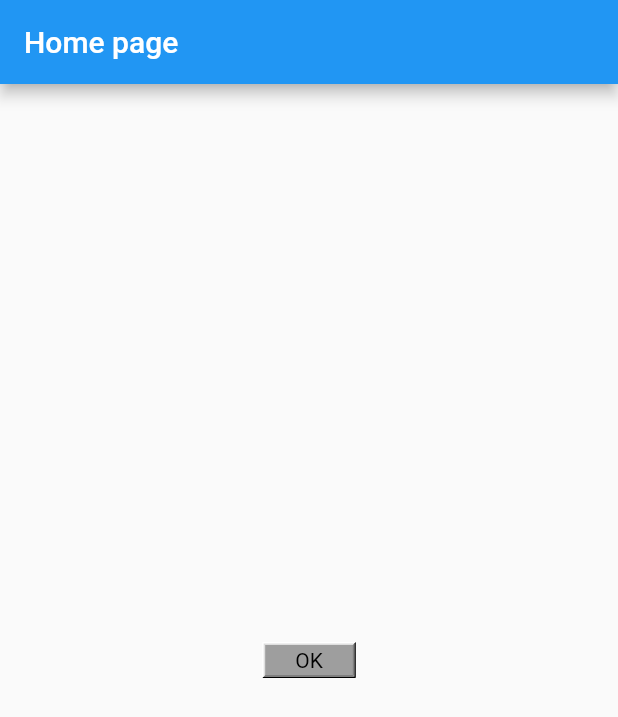
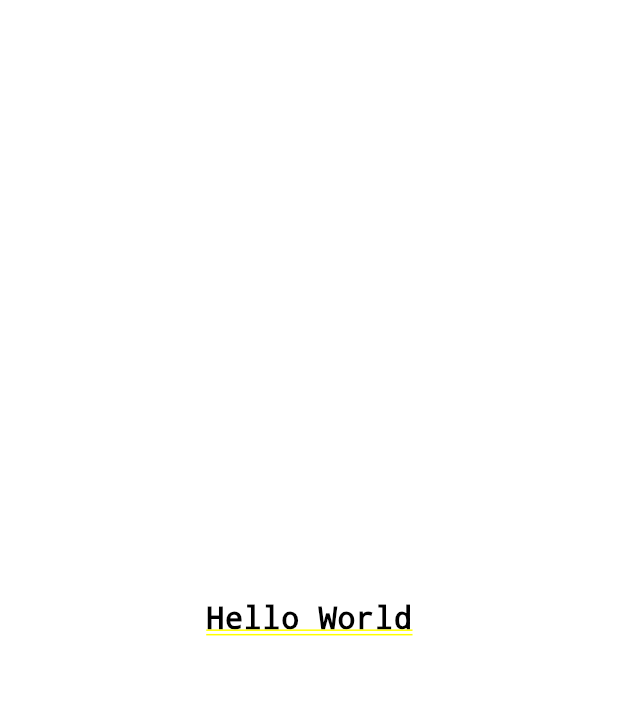
Before and after one commit to ABDULAZIZ94/flutter-test, a Flutter app: the screen it shows after launch, on a phone screen of 412 x 824 dp. Shown: the top 717 px of the screen. Run offline on Flutter 3.47's test engine with Material 2 defaults, Android fonts, the phone set to English and light mode, and no system bars.

Commit message:
container basic ok

```diff
--- a/lib/main.dart
+++ b/lib/main.dart
@@ -18,50 +18,18 @@ class MyApp extends StatelessWidget {
 class MyHomePage extends StatelessWidget {
    MyHomePage({Key key, this.title}) : super(key: key);
    final String title;
-
    @override
    Widget build(BuildContext context) {
-      return Scaffold(
-         appBar: AppBar(
-            title: Text(this.title),
-         ),
-         body: Center(
-            child:
-            MyButton()
-         ),
+      return Container(
+         decoration: BoxDecoration(color: Colors.white,),
+         padding: EdgeInsets.all(25), child: Center(
+            child:Text(
+               'Hello World', style: TextStyle(
+                  color: Colors.black, letterSpacing: 0.5, fontSize: 20,
+               ),
+               textDirection: TextDirection.ltr,
+            ),
+         )
       );
    }
 }
-class MyButton extends StatelessWidget {
-   MyButton({Key key}) : super(key: key);
-
-   @override
-   Widget build(BuildContext context) {
-      return Container(
-         decoration: const BoxDecoration(
-            border: Border(
-               top: BorderSide(width: 1.0, color: Color(0xFFFFFFFFFF)),
-               left: BorderSide(width: 1.0, color: Color(0xFFFFFFFFFF)),
-               right: BorderSide(width: 1.0, color: Color(0xFFFF000000)),
-               bottom: BorderSide(width: 1.0, color: Color(0xFFFF000000)),
-            ),
-         ),
-         child: Container(
-            padding: const
-            EdgeInsets.symmetric(horizontal: 20.0, vertical: 2.0),
-            decoration: const BoxDecoration(
-               border: Border(
-                  top: BorderSide(width: 1.0, color: Color(0xFFFFDFDFDF)),
-                  left: BorderSide(width: 1.0, color: Color(0xFFFFDFDFDF)),
-                  right: BorderSide(width: 1.0, color: Color(0xFFFF7F7F7F)),
-                  bottom: BorderSide(width: 1.0, color: Color(0xFFFF7F7F7F)),
-               ),
-               color: Colors.grey,
-            ),
-            child: const Text(
-               'OK',textAlign: TextAlign.center, style: TextStyle(color: Colors.black)
-            ),
-         ),
-      );
-   }
-}
```
